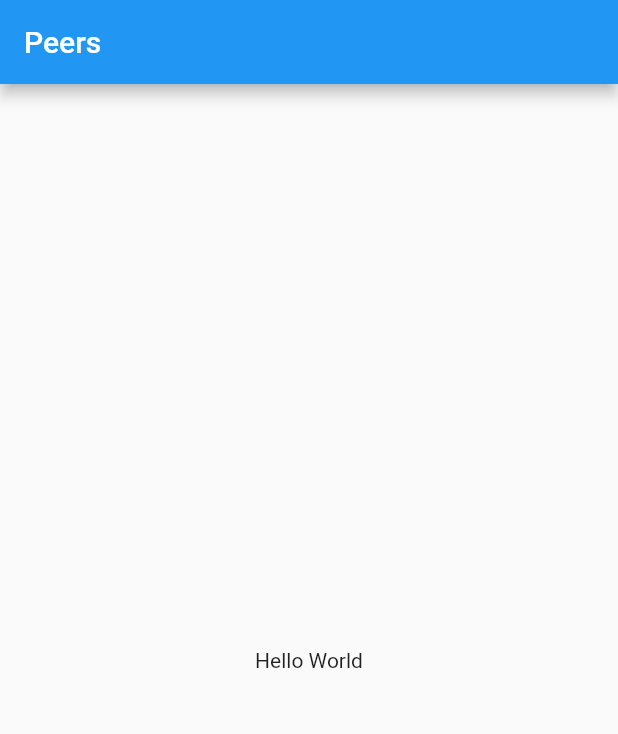
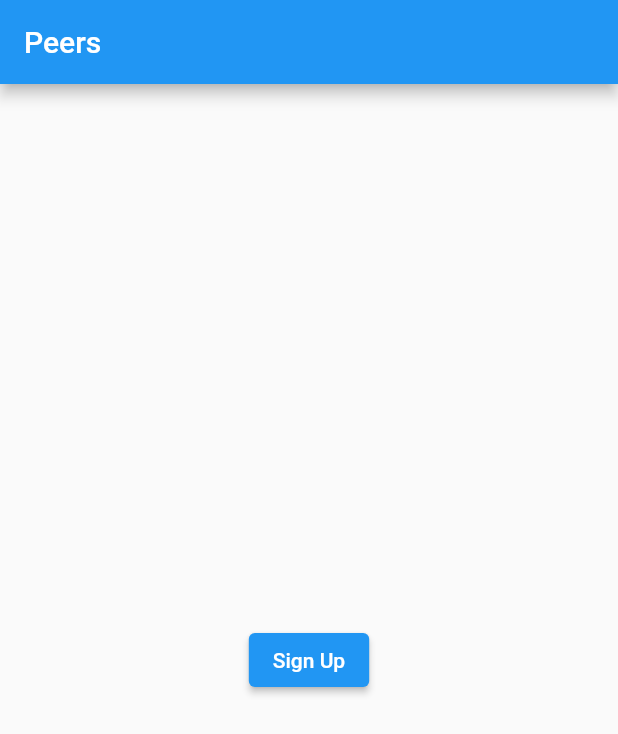
Before and after one commit to Pieter-Dirix/peers, a Flutter app: the screen it shows after launch, on a phone screen of 412 x 824 dp. Shown: the top 734 px of the screen. Run offline on Flutter 3.47's test engine with Material 2 defaults, Android fonts, the phone set to English and light mode, and no system bars.

Commit message:
upgrading flutter sdk

```diff
--- a/peers/lib/main.dart
+++ b/peers/lib/main.dart
@@ -1,11 +1,14 @@
+
 import "package:flutter/material.dart";
 
 void main() => runApp(Peers());
 
 class Peers extends StatelessWidget {
+
+  const Peers({Key? key}) : super(key: key);
   @override
   Widget build(BuildContext context) {
-    // TODO: implement build
+
     return MaterialApp(
       title: "Peers",
       home: Scaffold(
@@ -13,9 +16,46 @@ class Peers extends StatelessWidget {
           title: Text("Peers"),
         ),
         body: Center(
-          child: Text("Hello World"),
+          child: SignUpButton(),
         ),
       ),
     );
   }
 }
+
+class EmailInput extends StatefulWidget {
+  @override
+  _EmailInputState createState() => _EmailInputState();
+}
+
+class _EmailInputState extends State<EmailInput> {
+  @override
+  Widget build(BuildContext context) {
+    return Container();
+  }
+}
+
+
+class SignUpButton extends StatefulWidget {
+  @override
+  _SignUpButtonState createState() => _SignUpButtonState();
+}
+
+class _SignUpButtonState extends State<SignUpButton> {
+  void _signUp() {
+    print("tapped");
+  }
+
+  @override
+  Widget build(BuildContext context) {
+    return Row(
+      mainAxisAlignment: MainAxisAlignment.center,
+      children: <Widget>[
+        ElevatedButton(
+            onPressed: _signUp,
+            child: Text("Sign Up")
+        ),
+      ],
+    );
+  }
+}
--- a/peers/pubspec.yaml
+++ b/peers/pubspec.yaml
@@ -18,12 +18,12 @@ publish_to: 'none' # Remove this line if you wish to publish to pub.dev
 version: 1.0.0+1
 
 environment:
-  sdk: ">=2.7.0 <3.0.0"
+  sdk: ">=2.12.0 <3.0.0"
 
 dependencies:
   flutter:
     sdk: flutter
-  english_words: ^4.0.0-0
+  english_words: ^3.1.5-0
 
 
   # The following adds the Cupertino Icons font to your application.
```
Also changed, not shown: peers/pubspec.lock, 1 other file.
